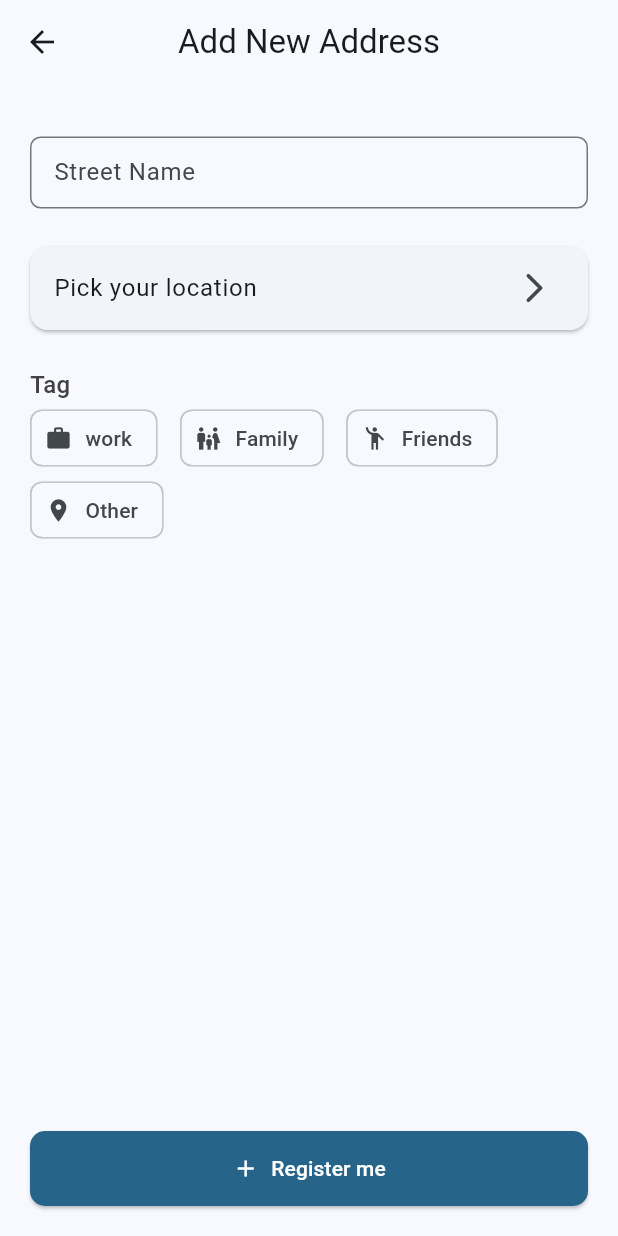
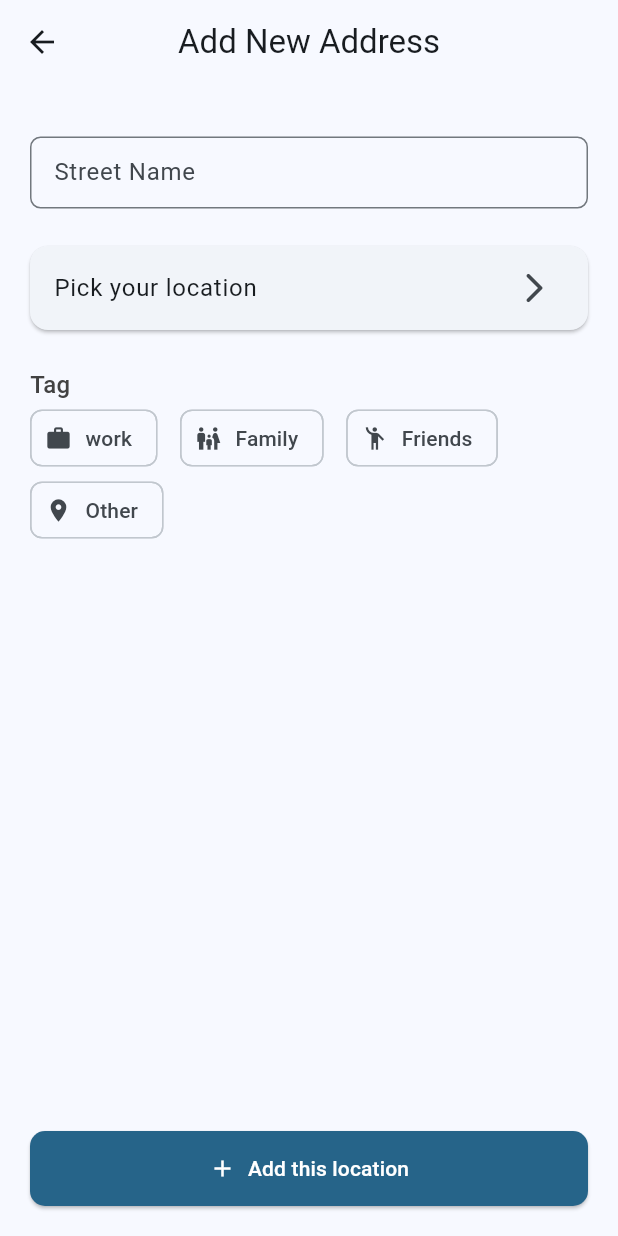
Before and after one commit to reevan-manglore/flutter_pizza_ordering_app_clone, a Flutter app: the AddNewAdressScreen screen opened by its route, on a phone screen of 412 x 824 dp. Run offline on Flutter 3.47's test engine with Material 2 defaults, Android fonts, the light colour scheme and no system bars; our stand-ins replace badges, cached_network_image, cloud_firestore, confetti, connectivity_plus, firebase_auth and 6 more; missing offline and left inert: flutter_osm_plugin, geocode, geoflutterfire, razorpay_flutter; accounts and stored records are empty; generated files the repository leaves out were written again.

Commit message:
fixed some minor bugs

```diff
--- a/lib/providers/menu_provider.dart
+++ b/lib/providers/menu_provider.dart
@@ -127,7 +127,11 @@ class MenuProvider extends ChangeNotifier {
       // });
       notifyListeners();
       final resturant = await _fetchNearbuyRestaurants();
-      if (resturant == null) return;
+      if (resturant == null) {
+        _pizzas = [];
+        _sides = [];
+        return;
+      }
       resturantAssigned = Restaurant.fromMap(
           resturantId: resturant.id,
           data: resturant.data() as Map<String, dynamic>);
--- a/lib/screens/user_account_info_screen/add_new_address_screen.dart
+++ b/lib/screens/user_account_info_screen/add_new_address_screen.dart
@@ -193,7 +193,7 @@ class _AddNewAdressScreenState extends State<AddNewAdressScreen> {
                         ),
                       )
                     : Text(
-                        "Register me",
+                        "Add this location",
                         style: TextStyle(
                             color: Theme.of(context).colorScheme.onPrimary),
                       ),
```
